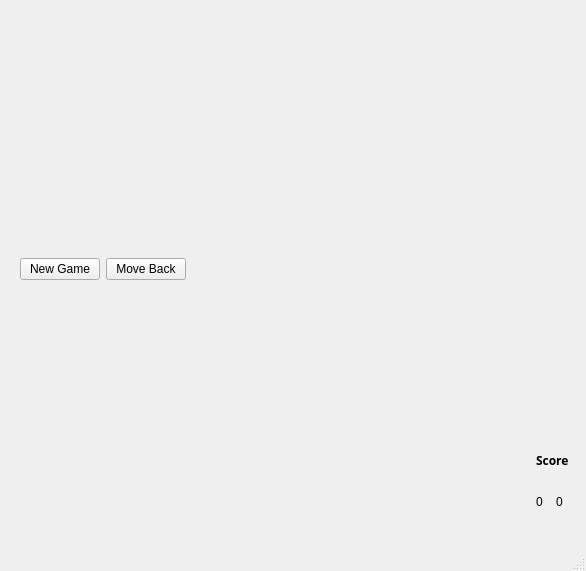
Before: the Qt Designer form mainwindow.ui in pilatcen/connect-five, drawn with Qt 5.
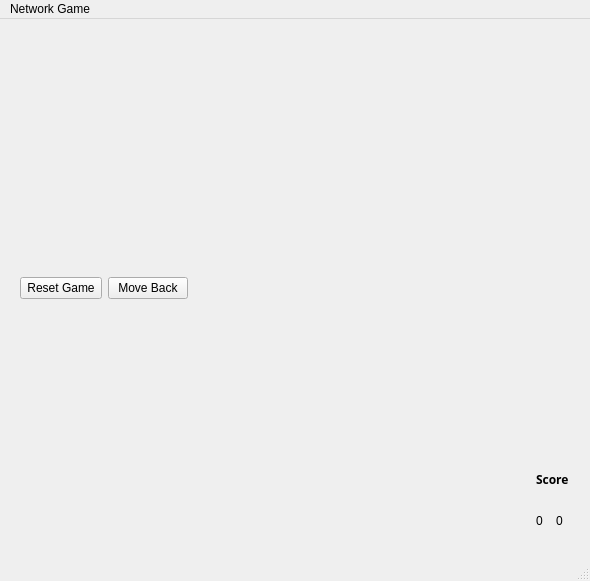
After: the same form once the commit is applied. Icons and pictures are not drawn.

The edit to the form file:
```diff
--- a/mainwindow.ui
+++ b/mainwindow.ui
@@ -6,8 +6,8 @@
    <rect>
     <x>0</x>
     <y>0</y>
-    <width>586</width>
-    <height>571</height>
+    <width>590</width>
+    <height>581</height>
    </rect>
   </property>
   <property name="windowTitle">
@@ -37,7 +37,7 @@
             <bool>true</bool>
            </property>
            <property name="text">
-            <string>New Game</string>
+            <string> Reset Game </string>
            </property>
           </widget>
          </item>
@@ -184,10 +184,18 @@
     <rect>
      <x>0</x>
      <y>0</y>
-     <width>586</width>
-     <height>25</height>
+     <width>590</width>
+     <height>33</height>
     </rect>
    </property>
+   <widget class="QMenu" name="menuGame">
+    <property name="title">
+     <string>Network Game</string>
+    </property>
+    <addaction name="actionNew_Network_Game"/>
+    <addaction name="actionConnect_to_Game"/>
+   </widget>
+   <addaction name="menuGame"/>
   </widget>
  </widget>
  <layoutdefault spacing="6" margin="11"/>
```
Left out of the diff: 20 changed lines with no effect on the pictures.
